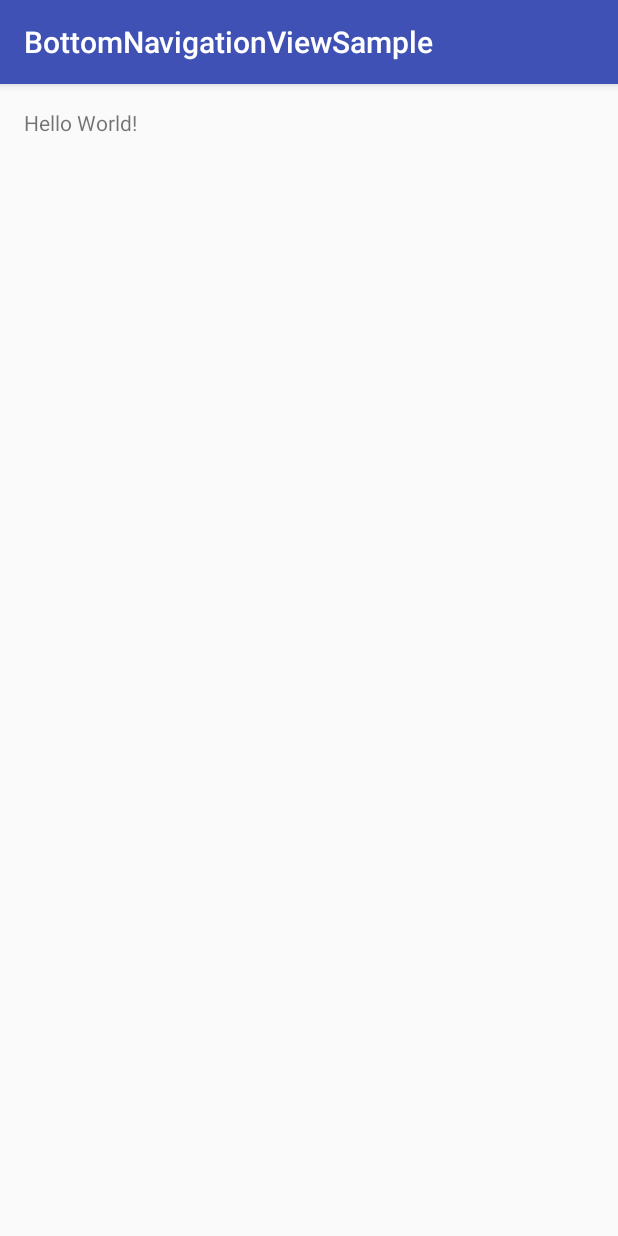
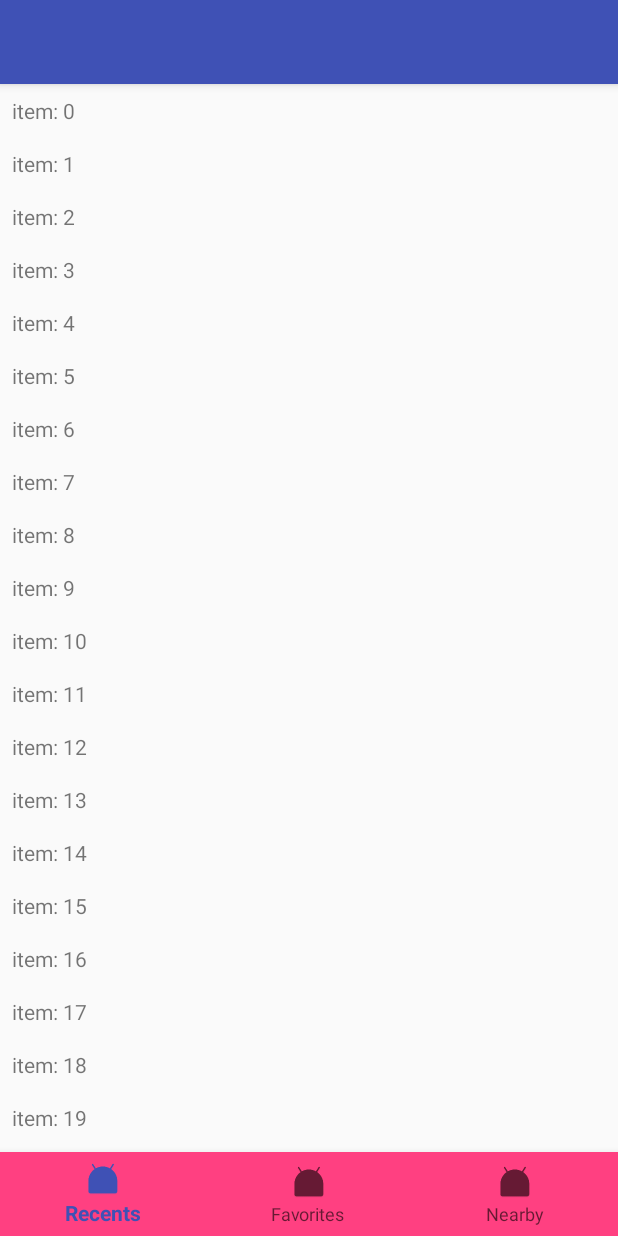
Before and after one commit to sakebook/BottomNavigationViewSample, an Android app: the screen it shows after launch (MainActivity), on a phone screen of 412 x 824 dp. Run offline under Robolectric (Android 15) with nearby library versions, the phone set to English and light mode, and no system bars.

Commit message:
Add BottomNavigationView

```diff
--- a/app/src/main/java/com/sakebook/android/sample/bottomnavigationviewsample/MainActivity.kt
+++ b/app/src/main/java/com/sakebook/android/sample/bottomnavigationviewsample/MainActivity.kt
@@ -2,11 +2,41 @@ package com.sakebook.android.sample.bottomnavigationviewsample
 
 import android.support.v7.app.AppCompatActivity
 import android.os.Bundle
+import android.support.design.widget.BottomNavigationView
 
 class MainActivity : AppCompatActivity() {
+
+    private val bottomNavigation by lazy { findViewById(R.id.bottom_navigation) as BottomNavigationView }
 
     override fun onCreate(savedInstanceState: Bundle?) {
         super.onCreate(savedInstanceState)
         setContentView(R.layout.activity_main)
+        initBottomNavigation()
+    }
+
+    private fun initBottomNavigation() {
+        val tabCount = 3
+        val fragments = (0 until tabCount).mapIndexed { i, value ->
+            MainFragment.newInstance(i)
+        }
+
+        supportFragmentManager.beginTransaction().replace(R.id.layout_container, fragments[0]).commit()
+        bottomNavigation.setOnNavigationItemSelectedListener {
+            return@setOnNavigationItemSelectedListener when(it.itemId) {
+                R.id.navigation_recents -> {
+                    supportFragmentManager.beginTransaction().replace(R.id.layout_container, fragments[0]).commit()
+                    true
+                }
+                R.id.navigation_favorites -> {
+                    supportFragmentManager.beginTransaction().replace(R.id.layout_container, fragments[1]).commit()
+                    true
+                }
+                R.id.navigation_nearby -> {
+                    supportFragmentManager.beginTransaction().replace(R.id.layout_container, fragments[2]).commit()
+                    true
+                }
+                else -> false
+            }
+        }
     }
 }
--- /dev/null
+++ b/app/src/main/java/com/sakebook/android/sample/bottomnavigationviewsample/MainFragment.kt
@@ -0,0 +1,87 @@
+package com.sakebook.android.sample.bottomnavigationviewsample
+
+import android.content.Context
+import android.os.Bundle
+import android.support.v4.app.Fragment
+import android.support.v7.widget.GridLayoutManager
+import android.support.v7.widget.LinearLayoutManager
+import android.support.v7.widget.RecyclerView
+import android.support.v7.widget.StaggeredGridLayoutManager
+import android.view.LayoutInflater
+import android.view.View
+import android.view.ViewGroup
+import android.widget.TextView
+
+
+/**
+ * Created by sakemotoshinya on 2017/02/05.
+ */
+class MainFragment: Fragment() {
+
+    companion object {
+        val ARG_KEY_SEED = "arg_key_seed"
+        @JvmStatic
+        fun newInstance(seed: Int): Fragment {
+            val fragment = MainFragment()
+            val bundle = Bundle()
+            bundle.putInt(ARG_KEY_SEED, seed)
+            fragment.arguments = bundle
+            return fragment
+        }
+    }
+
+    override fun onAttach(context: Context) {
+        super.onAttach(context)
+    }
+
+    override fun onCreate(savedInstanceState: Bundle?) {
+        super.onCreate(savedInstanceState)
+    }
+
+    override fun onCreateView(inflater: LayoutInflater, container: ViewGroup?, savedInstanceState: Bundle?): View? {
+        return inflater.inflate(R.layout.fragment_main, null)
+    }
+
+    override fun onViewCreated(view: View, savedInstanceState: Bundle?) {
+        super.onViewCreated(view, savedInstanceState)
+        val recyclerView = view.findViewById(R.id.recycler_view) as RecyclerView
+        val items = (0..100).map { "item: $it" }
+        val args = arguments
+        val seedId = args.getInt(ARG_KEY_SEED)
+        recyclerView.layoutManager = when(seedId) {
+            1 -> GridLayoutManager(context, 3)
+            2 -> StaggeredGridLayoutManager(2, StaggeredGridLayoutManager.VERTICAL)
+            else -> LinearLayoutManager(context)
+        }
+        recyclerView.adapter = MainAdapter(context, items)
+
+    }
+
+    override fun onActivityCreated(savedInstanceState: Bundle?) {
+        super.onActivityCreated(savedInstanceState)
+    }
+
+    override fun onStart() {
+        super.onStart()
+    }
+
+    class MainAdapter(val context: Context, val items: List<String>): RecyclerView.Adapter<RecyclerView.ViewHolder>() {
+
+        override fun onCreateViewHolder(parent: ViewGroup, viewType: Int): RecyclerView.ViewHolder {
+            return ViewHolder(View.inflate(context, R.layout.list_item, null))
+        }
+
+        override fun onBindViewHolder(holder: RecyclerView.ViewHolder, position: Int) {
+            holder as ViewHolder
+            holder.textView.text = items[position]
+        }
+
+        override fun getItemCount(): Int {
+            return items.count()
+        }
+    }
+
+    class ViewHolder(itemView: View) : RecyclerView.ViewHolder(itemView) {
+        val textView: TextView = itemView.findViewById(R.id.text_view) as TextView
+    }
+}
--- a/app/src/main/res/layout/activity_main.xml
+++ b/app/src/main/res/layout/activity_main.xml
@@ -1,18 +1,40 @@
 <?xml version="1.0" encoding="utf-8"?>
-<RelativeLayout
-    android:id="@+id/activity_main"
+<android.support.design.widget.CoordinatorLayout
     xmlns:android="http://schemas.android.com/apk/res/android"
-    xmlns:tools="http://schemas.android.com/tools"
+    xmlns:app="http://schemas.android.com/apk/res-auto"
+    android:id="@+id/layout_coordinator"
     android:layout_width="match_parent"
-    android:layout_height="match_parent"
-    android:paddingBottom="@dimen/activity_vertical_margin"
-    android:paddingLeft="@dimen/activity_horizontal_margin"
-    android:paddingRight="@dimen/activity_horizontal_margin"
-    android:paddingTop="@dimen/activity_vertical_margin"
-    tools:context="com.sakebook.android.sample.bottomnavigationviewsample.MainActivity">
+    android:layout_height="match_parent">
 
-    <TextView
-        android:layout_width="wrap_content"
-        android:layout_height="wrap_content"
-        android:text="Hello World!"/>
-</RelativeLayout>
+    <android.support.design.widget.AppBarLayout
+        android:id="@+id/app_bar"
+        android:layout_width="match_parent"
+        android:layout_height="wrap_content">
+
+        <android.support.v7.widget.Toolbar
+            android:id="@+id/toolbar"
+            android:layout_width="match_parent"
+            android:layout_height="wrap_content"
+            android:minHeight="?attr/actionBarSize"
+            android:background="@color/colorPrimary"
+            android:elevation="@dimen/small_margin"
+            app:layout_scrollFlags="scroll|enterAlways"/>
+
+    </android.support.design.widget.AppBarLayout>
+
+    <FrameLayout
+        android:id="@+id/layout_container"
+        app:layout_behavior="@string/appbar_scrolling_view_behavior"
+        android:layout_width="match_parent"
+        android:layout_height="wrap_content"/>
+
+    <android.support.design.widget.BottomNavigationView
+        android:id="@+id/bottom_navigation"
+        android:layout_gravity="bottom"
+        android:background="@color/colorAccent"
+        app:elevation="@dimen/small_margin"
+        app:menu="@menu/bottom_navigation"
+        android:layout_width="match_parent"
+        android:layout_height="wrap_content"/>
+
+</android.support.design.widget.CoordinatorLayout>
--- /dev/null
+++ b/app/src/main/res/layout/fragment_main.xml
@@ -0,0 +1,12 @@
+<?xml version="1.0" encoding="utf-8"?>
+<RelativeLayout
+    xmlns:android="http://schemas.android.com/apk/res/android"
+    android:layout_width="match_parent"
+    android:layout_height="match_parent">
+
+    <android.support.v7.widget.RecyclerView
+        android:id="@+id/recycler_view"
+        android:layout_width="match_parent"
+        android:layout_height="match_parent" />
+
+</RelativeLayout>
--- /dev/null
+++ b/app/src/main/res/layout/list_item.xml
@@ -0,0 +1,13 @@
+<?xml version="1.0" encoding="utf-8"?>
+<LinearLayout xmlns:android="http://schemas.android.com/apk/res/android"
+              android:orientation="vertical"
+              android:layout_width="match_parent"
+              android:layout_height="match_parent">
+
+    <TextView
+        android:id="@+id/text_view"
+        android:layout_margin="@dimen/small_margin"
+        android:layout_width="match_parent"
+        android:layout_height="wrap_content"/>
+
+</LinearLayout>
--- /dev/null
+++ b/app/src/main/res/menu/bottom_navigation.xml
@@ -0,0 +1,15 @@
+<?xml version="1.0" encoding="utf-8"?>
+<menu xmlns:android="http://schemas.android.com/apk/res/android">
+    <item
+        android:id="@+id/navigation_recents"
+        android:icon="@mipmap/ic_launcher"
+        android:title="@string/navigation_recents"/>
+    <item
+        android:id="@+id/navigation_favorites"
+        android:icon="@mipmap/ic_launcher"
+        android:title="@string/navigation_favorites"/>
+    <item
+        android:id="@+id/navigation_nearby"
+        android:icon="@mipmap/ic_launcher"
+        android:title="@string/navigation_nearby" />
+</menu>
--- a/app/src/main/res/values/dimens.xml
+++ b/app/src/main/res/values/dimens.xml
@@ -1,5 +1,4 @@
 <resources>
     <!-- Default screen margins, per the Android Design guidelines. -->
-    <dimen name="activity_horizontal_margin">16dp</dimen>
-    <dimen name="activity_vertical_margin">16dp</dimen>
+    <dimen name="small_margin">8dp</dimen>
 </resources>
--- a/app/src/main/res/values/strings.xml
+++ b/app/src/main/res/values/strings.xml
@@ -1,3 +1,8 @@
 <resources>
     <string name="app_name">BottomNavigationViewSample</string>
+
+    <string name="navigation_recents">Recents</string>
+    <string name="navigation_favorites">Favorites</string>
+    <string name="navigation_nearby">Nearby</string>
+
 </resources>
--- a/app/src/main/res/values/styles.xml
+++ b/app/src/main/res/values/styles.xml
@@ -2,7 +2,7 @@
 
     <!-- Base application theme. -->
     <style name="AppTheme"
-           parent="Theme.AppCompat.Light.DarkActionBar">
+           parent="Theme.AppCompat.Light.NoActionBar">
         <!-- Customize your theme here. -->
         <item name="colorPrimary">@color/colorPrimary</item>
         <item name="colorPrimaryDark">@color/colorPrimaryDark</item>
```
